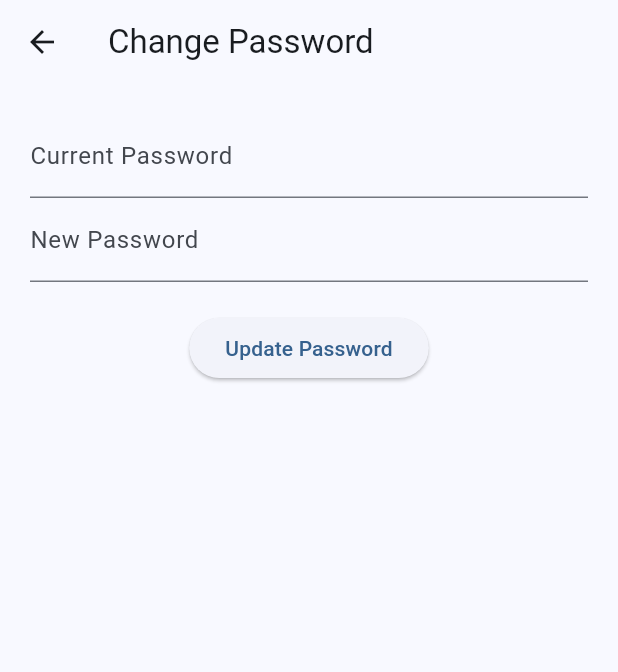
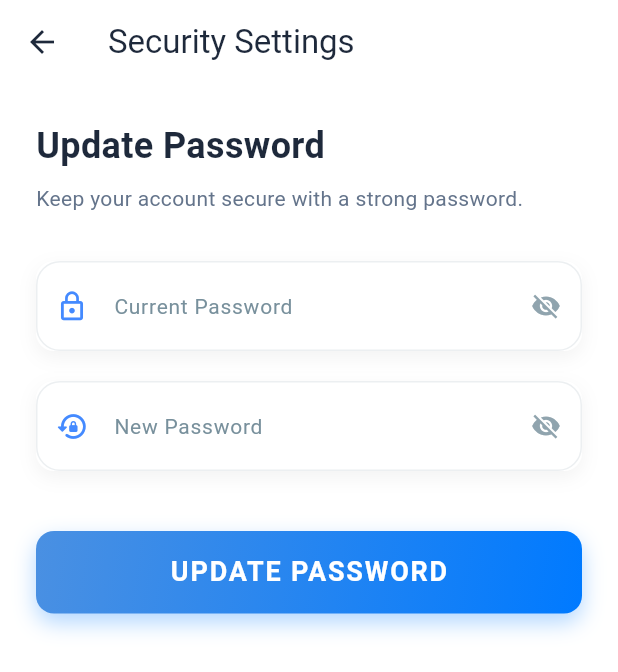
Before and after one commit to Uppara-Veeranjaneyulu/task-manager-flutter-app, a Flutter app: the ChangePasswordScreen screen opened directly, on a phone screen of 412 x 824 dp. Shown: the top 672 px of the screen. Run offline on Flutter 3.47's test engine with Material 3 defaults, Android fonts, the phone set to English and light mode, and no system bars; our stand-ins replace cloud_firestore, firebase_auth, firebase_core, firebase_storage, flutter_local_notifications, google_sign_in and 7 more; missing offline and left inert: android_intent_plus, mailer, mobile_scanner, workmanager; accounts and stored records are empty.

Commit message:
update change password and add google auth

```diff
--- a/lib/presentation/screens/change_password_screen.dart
+++ b/lib/presentation/screens/change_password_screen.dart
@@ -1,5 +1,8 @@
 import 'package:flutter/material.dart';
 import 'package:firebase_auth/firebase_auth.dart';
+import '../widgets/custom_text_field.dart';
+import '../widgets/custom_button.dart';
+import '../../core/utils/validators.dart';
 
 class ChangePasswordScreen extends StatefulWidget {
   const ChangePasswordScreen({super.key});
@@ -9,11 +12,14 @@ class ChangePasswordScreen extends StatefulWidget {
 }
 
 class _ChangePasswordScreenState extends State<ChangePasswordScreen> {
+  final _formKey = GlobalKey<FormState>();
   final _oldController = TextEditingController();
   final _newController = TextEditingController();
   bool loading = false;
 
   Future<void> changePassword() async {
+    if (!_formKey.currentState!.validate()) return;
+
     try {
       setState(() => loading = true);
 
@@ -30,14 +36,24 @@ class _ChangePasswordScreenState extends State<ChangePasswordScreen> {
 
       if (mounted) {
         ScaffoldMessenger.of(context).showSnackBar(
-          const SnackBar(content: Text("Password updated successfully")),
+          const SnackBar(
+            content: Text("Password updated successfully"),
+            backgroundColor: Colors.green,
+            behavior: SnackBarBehavior.floating,
+          ),
         );
         Navigator.pop(context);
       }
     } catch (e) {
-      ScaffoldMessenger.of(
-        context,
-      ).showSnackBar(SnackBar(content: Text(e.toString())));
+      if (mounted) {
+        ScaffoldMessenger.of(context).showSnackBar(
+          SnackBar(
+            content: Text(e.toString().split(']').last.trim()),
+            backgroundColor: Colors.redAccent,
+            behavior: SnackBarBehavior.floating,
+          ),
+        );
+      }
     } finally {
       if (mounted) setState(() => loading = false);
     }
@@ -46,29 +62,62 @@ class _ChangePasswordScreenState extends State<ChangePasswordScreen> {
   @override
   Widget build(BuildContext context) {
     return Scaffold(
-      appBar: AppBar(title: const Text("Change Password")),
-      body: Padding(
-        padding: const EdgeInsets.all(20),
+      backgroundColor: Colors.white,
+      appBar: AppBar(
+        title: const Text("Security Settings"),
+        elevation: 0,
+        backgroundColor: Colors.transparent,
+        foregroundColor: const Color(0xFF1E293B),
+      ),
+      body: SingleChildScrollView(
+        child: Padding(
+          padding: const EdgeInsets.all(24),
+          child: Form(
+            key: _formKey,
             child: Column(
+              crossAxisAlignment: CrossAxisAlignment.start,
               children: [
-            TextField(
+                const Text(
+                  "Update Password",
+                  style: TextStyle(
+                    fontSize: 24,
+                    fontWeight: FontWeight.bold,
+                    color: Color(0xFF1E293B),
+                  ),
+                ),
+                const SizedBox(height: 8),
+                const Text(
+                  "Keep your account secure with a strong password.",
+                  style: TextStyle(color: Color(0xFF64748B)),
+                ),
+                const SizedBox(height: 32),
+
+                CustomTextField(
                   controller: _oldController,
-              obscureText: true,
-              decoration: const InputDecoration(labelText: "Current Password"),
-            ),
-            TextField(
-              controller: _newController,
-              obscureText: true,
-              decoration: const InputDecoration(labelText: "New Password"),
+                  label: "Current Password",
+                  prefixIcon: Icons.lock_outline,
+                  isPassword: true,
+                  validator: (val) => val == null || val.isEmpty ? "Required" : null,
                 ),
                 const SizedBox(height: 20),
-            ElevatedButton(
-              onPressed: loading ? null : changePassword,
-              child: loading
-                  ? const CircularProgressIndicator()
-                  : const Text("Update Password"),
+
+                CustomTextField(
+                  controller: _newController,
+                  label: "New Password",
+                  prefixIcon: Icons.lock_reset_rounded,
+                  isPassword: true,
+                  validator: AppValidators.password,
+                ),
+                const SizedBox(height: 40),
+
+                CustomButton(
+                  onPressed: changePassword,
+                  text: "UPDATE PASSWORD",
+                  isLoading: loading,
                 ),
               ],
+            ),
+          ),
         ),
       ),
     );
```
Also changed, not shown: lib/core/utils/validators.dart (added, +34 -0 lines), lib/presentation/screens/register_screen.dart (+4 -20 lines). Lines whose indentation alone changed are shown as unchanged.
